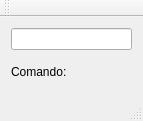
Above: DesktopClient/mainwindow.ui from oides/AutonomousRaspRobot before the change. Below: the same form after it.
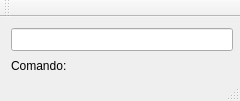
That is the form after the change.

Commit message: Corrigindo detalhes de layout

The edit to the form file:
```diff
--- a/DesktopClient/mainwindow.ui
+++ b/DesktopClient/mainwindow.ui
@@ -6,26 +6,26 @@
    <rect>
     <x>0</x>
     <y>0</y>
-    <width>143</width>
-    <height>121</height>
+    <width>240</width>
+    <height>101</height>
    </rect>
   </property>
   <property name="sizePolicy">
-   <sizepolicy hsizetype="Fixed" vsizetype="Fixed">
+   <sizepolicy hsizetype="Minimum" vsizetype="Minimum">
     <horstretch>0</horstretch>
     <verstretch>0</verstretch>
    </sizepolicy>
   </property>
   <property name="minimumSize">
    <size>
-    <width>143</width>
-    <height>121</height>
+    <width>240</width>
+    <height>101</height>
    </size>
   </property>
   <property name="maximumSize">
    <size>
-    <width>143</width>
-    <height>121</height>
+    <width>240</width>
+    <height>101</height>
    </size>
   </property>
   <property name="windowTitle">
@@ -34,10 +34,41 @@
   <widget class="QWidget" name="centralWidget">
    <layout class="QVBoxLayout" name="verticalLayout">
     <item>
-     <widget class="QLineEdit" name="controlInput"/>
+     <widget class="QLineEdit" name="controlInput">
+      <property name="sizePolicy">
+       <sizepolicy hsizetype="Fixed" vsizetype="Fixed">
+        <horstretch>0</horstretch>
+        <verstretch>0</verstretch>
+       </sizepolicy>
+      </property>
+      <property name="minimumSize">
+       <size>
+        <width>222</width>
+        <height>23</height>
+       </size>
+      </property>
+      <property name="maximumSize">
+       <size>
+        <width>222</width>
+        <height>23</height>
+       </size>
+      </property>
+     </widget>
     </item>
     <item>
      <widget class="QLabel" name="commandLabel">
+      <property name="sizePolicy">
+       <sizepolicy hsizetype="Preferred" vsizetype="Preferred">
+        <horstretch>0</horstretch>
+        <verstretch>0</verstretch>
+       </sizepolicy>
+      </property>
+      <property name="minimumSize">
+       <size>
+        <width>222</width>
+        <height>30</height>
+       </size>
+      </property>
       <property name="text">
        <string>Comando:</string>
       </property>
```
Left out of the diff: 13 changed lines with no effect on the pictures.
